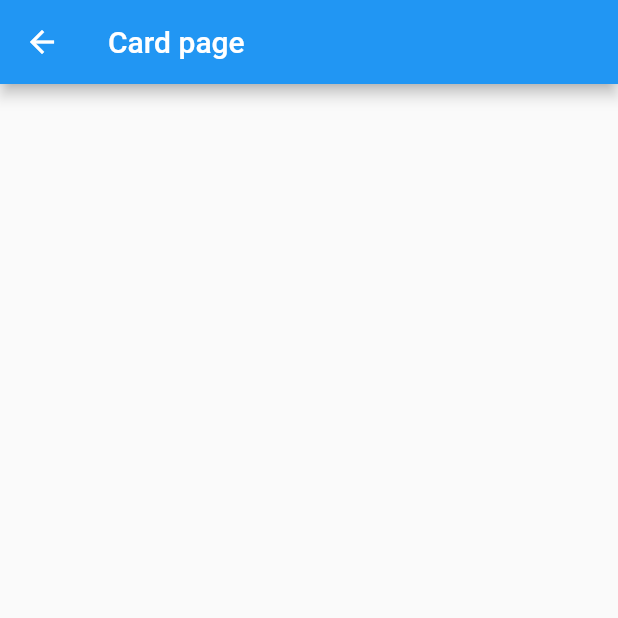
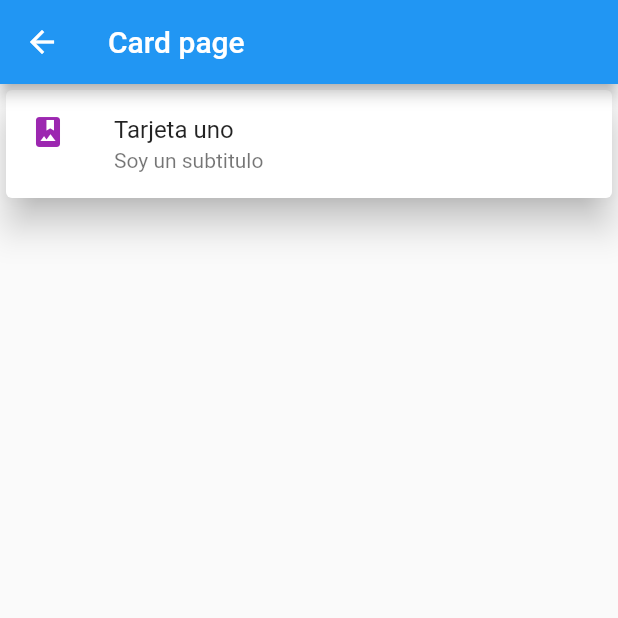
Before and after one commit to elialejandro/componentes-flutter, a Flutter app: the CardPage screen opened by its route, on a phone screen of 412 x 824 dp, the top half of it. Run offline on Flutter 3.47's test engine with Material 2 defaults, Android fonts, the phone set to English and light mode, and no system bars; our stand-ins replace flutter_icons.

Commit message:
Tarjeta uno

```diff
--- a/lib/src/pages/card_page.dart
+++ b/lib/src/pages/card_page.dart
@@ -9,6 +9,28 @@ class CardPage extends StatelessWidget {
       appBar: AppBar(
         title: Text('Card page'),
       ),
+      body: ListView(
+        children: <Widget>[
+          _crearTarjetaUno(),
+        ],
+      ),
+    );
+  }
+
+  _crearTarjetaUno() {
+    return Card(
+      elevation: 10.0,
+      child: Column(
+        children: <Widget>[
+          ListTile(
+            leading: Icon (
+              Icons.photo_album,
+              color: Colors.purple, ),
+            title: Text('Tarjeta uno'),
+            subtitle: Text('Soy un subtitulo'),
+          ),
+        ],
+      ),
     );
   }
 }
```
